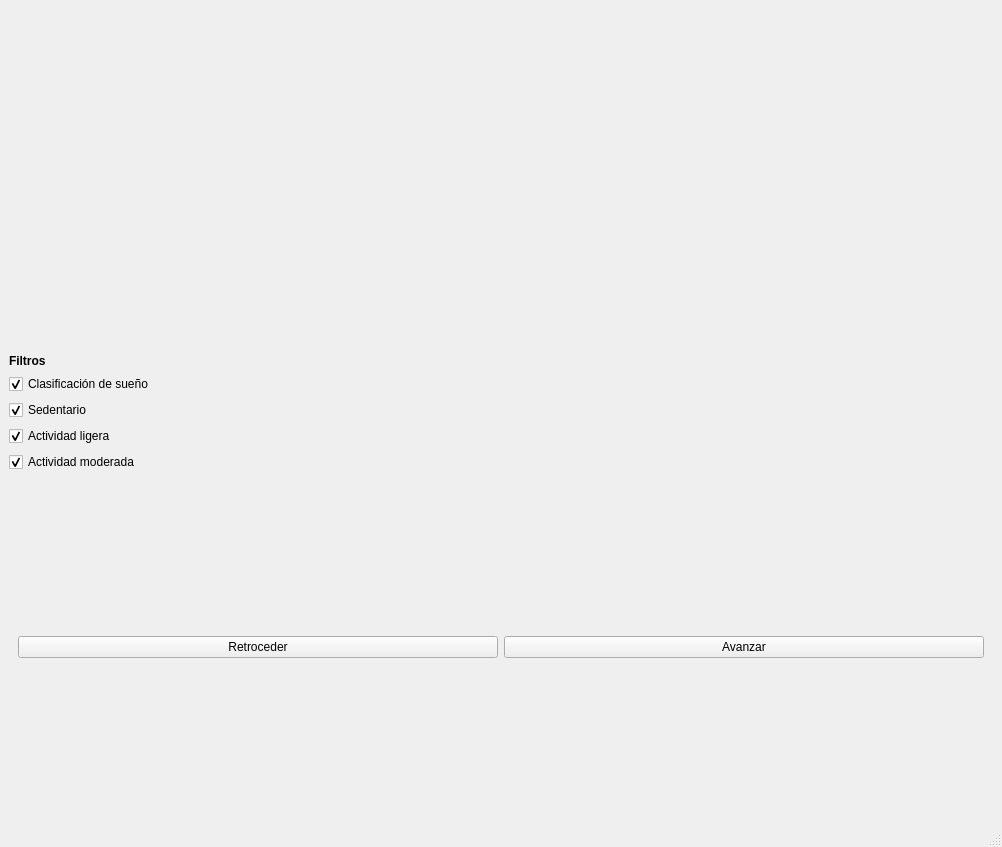
Qt form scatterplots_app/scatterplots.ui (acrsilva/Seguimiento-automatizado-de-variables-de-control) before a commit.
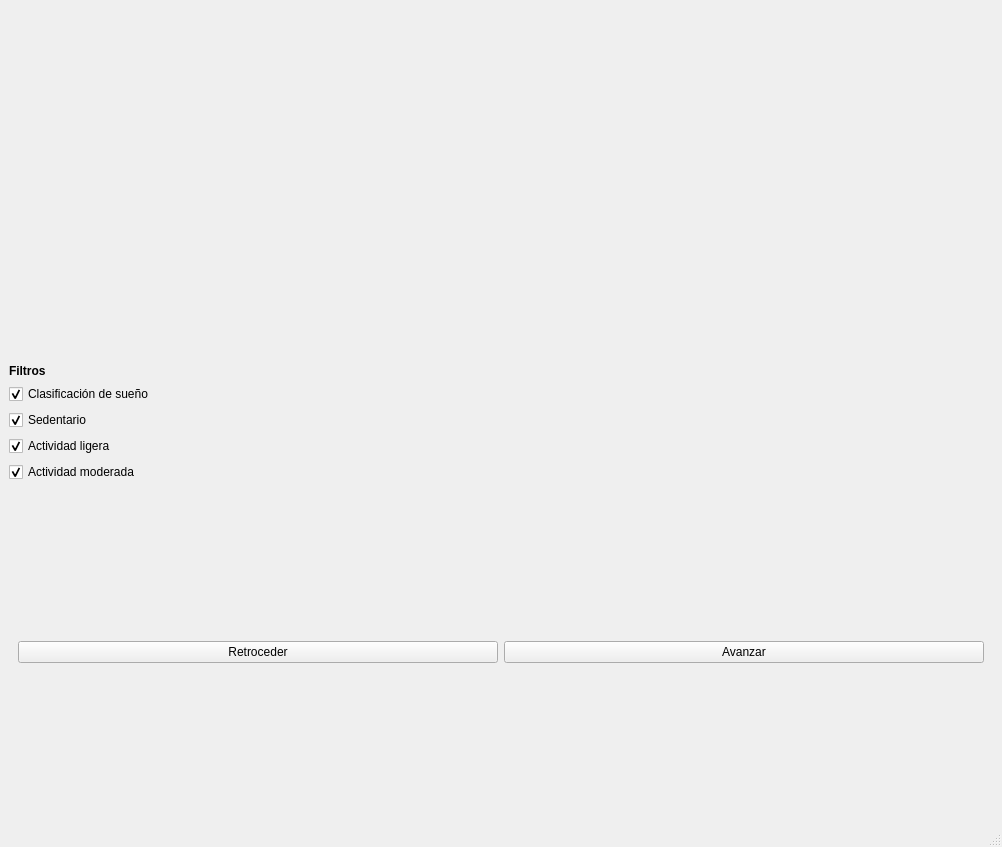
The same form after that commit.

Commit message: etiqueta tiempo

Patch:
```diff
--- a/scatterplots_app/scatterplots.ui
+++ b/scatterplots_app/scatterplots.ui
@@ -29,6 +29,16 @@
     <item>
      <widget class="QLabel" name="label">
       <property name="text">
+       <string> </string>
+      </property>
+      <property name="alignment">
+       <set>Qt::AlignCenter</set>
+      </property>
+     </widget>
+    </item>
+    <item>
+     <widget class="QLabel" name="label_filtro">
+      <property name="text">
        <string>&lt;html&gt;&lt;head/&gt;&lt;body&gt;&lt;p&gt;&lt;span style=&quot; font-weight:600;&quot;&gt;Filtros&lt;/span&gt;&lt;/p&gt;&lt;/body&gt;&lt;/html&gt;</string>
       </property>
      </widget>
```
The commit also changes 1 other file.
